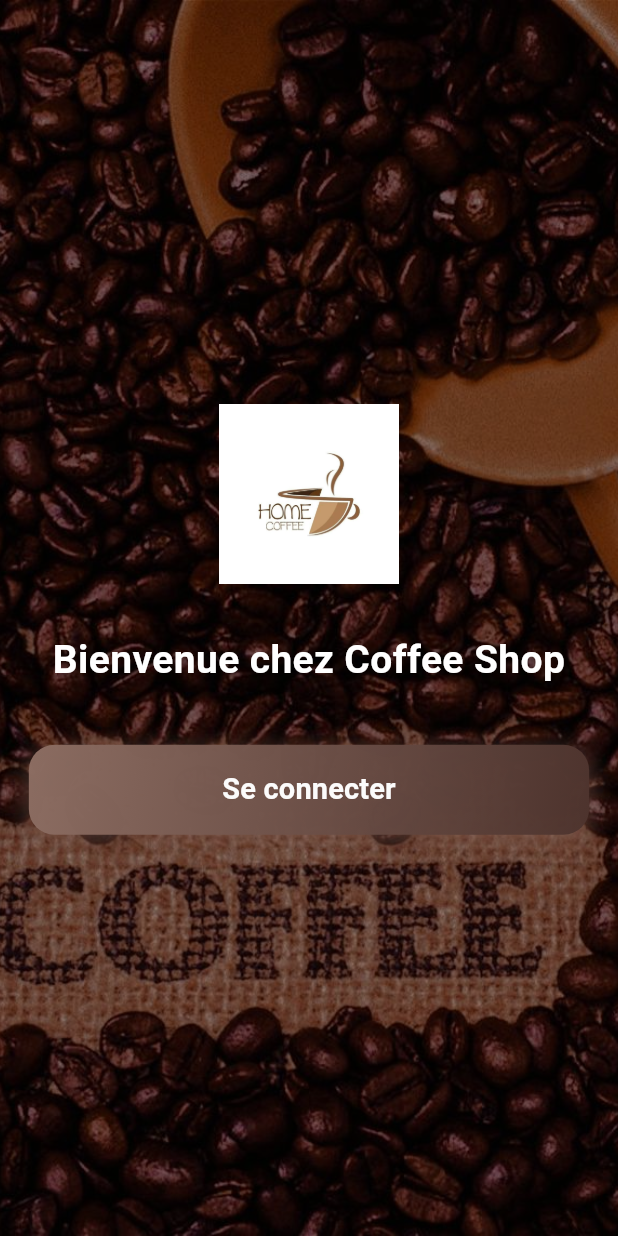
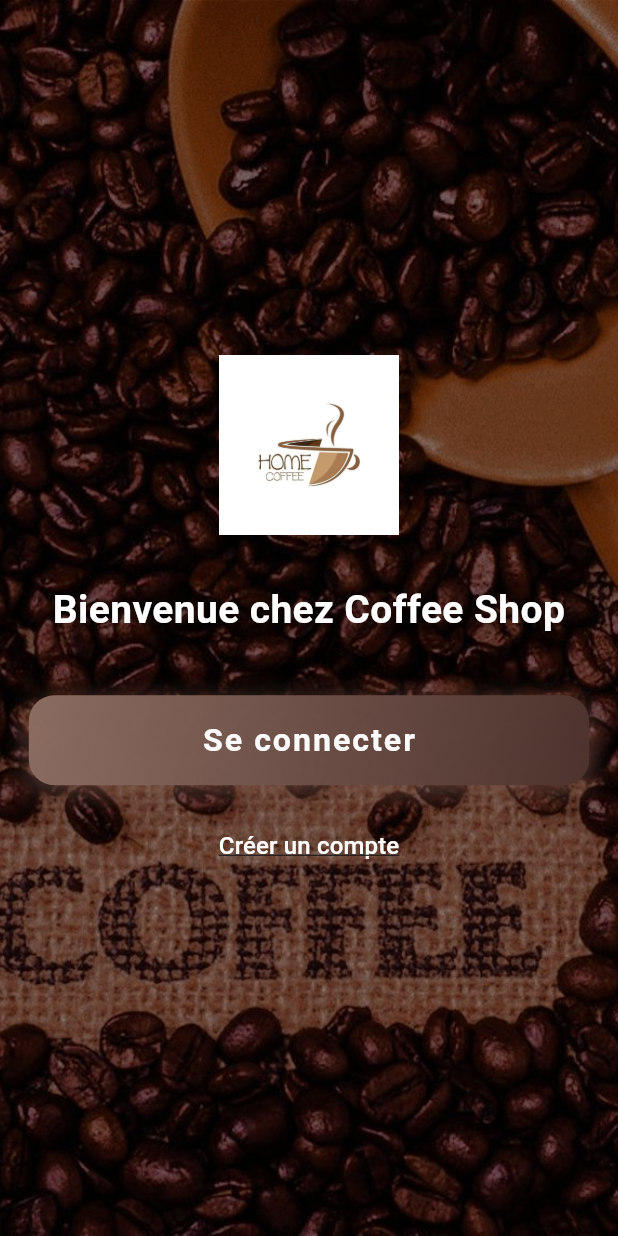
Before and after one commit to walidhbabou/coffe-shop, a Flutter app: the screen it shows after launch, on a phone screen of 412 x 824 dp. Run offline on Flutter 3.47's test engine with Material 3 defaults, Android fonts, the phone set to English and light mode, and no system bars; our stand-ins replace cloud_firestore, firebase_auth, firebase_core, google_fonts, google_sign_in, qr_flutter; missing offline and left inert: mobile_scanner; accounts and stored records are empty.

```diff
--- a/lib/main.dart
+++ b/lib/main.dart
@@ -9,6 +9,7 @@ import 'package:coffee_shop/presentation/pages/auth/signup_page.dart';
 import 'package:coffee_shop/presentation/pages/profile/profile_home_page.dart';
 import 'package:coffee_shop/domain/viewmodels/order_viewmodel.dart';
 import 'firebase_options.dart';
+import 'core/app.dart';
 
 void main() async {
   WidgetsFlutterBinding.ensureInitialized();
--- a/lib/presentation/pages/order/cart_page.dart
+++ b/lib/presentation/pages/order/cart_page.dart
@@ -174,7 +174,7 @@ class _CartPageState extends State<CartPage> {
                                           ? null
                                           : () {
                                               orderViewModel
-                                                  .removeFromCart(drink);
+                                                  .removeFromCart(drink.id);
                                             },
                                     ),
                                     Text('$quantity',
@@ -187,7 +187,8 @@ class _CartPageState extends State<CartPage> {
                                       onPressed: isLocked
                                           ? null
                                           : () {
-                                              orderViewModel.addToCart(drink);
+                                              orderViewModel
+                                                  .addToCart(drink.id);
                                             },
                                     ),
                                   ],
--- a/lib/presentation/pages/welcome/welcome_page.dart
+++ b/lib/presentation/pages/welcome/welcome_page.dart
@@ -9,7 +9,8 @@ class WelcomePage extends StatefulWidget {
   State<WelcomePage> createState() => _WelcomePageState();
 }
 
-class _WelcomePageState extends State<WelcomePage> with SingleTickerProviderStateMixin {
+class _WelcomePageState extends State<WelcomePage>
+    with SingleTickerProviderStateMixin {
   late AnimationController _controller;
   late Animation<double> _scaleAnimation;
   late Animation<double> _opacityAnimation;
@@ -85,7 +86,6 @@ class _WelcomePageState extends State<WelcomePage> with SingleTickerProviderStat
                   textAlign: TextAlign.center,
                 ),
                 const SizedBox(height: 40),
-
                 // Bouton Se connecter animé
                 AnimatedBuilder(
                   animation: _controller,
@@ -113,25 +113,23 @@ class _WelcomePageState extends State<WelcomePage> with SingleTickerProviderStat
                               ),
                             ],
                           ),
-                          child: ElevatedButton(
-                            onPressed: () {
-                              // Ajout d'un effet de pulse au clic
-                              HapticFeedback.mediumImpact();
-                              Navigator.of(context).pushReplacementNamed('/login');
-                            },
-                            style: ElevatedButton.styleFrom(
-                              backgroundColor: Colors.transparent,
-                              shadowColor: Colors.transparent,
-                              shape: RoundedRectangleBorder(
-                                borderRadius: BorderRadius.circular(16),
-                              ),
-                            ),
-                            child: const Text(
-                              'Se connecter',
-                              style: TextStyle(
-                                fontSize: 18,
-                                color: Colors.white,
-                                fontWeight: FontWeight.bold,
+                          child: Material(
+                            color: Colors.transparent,
+                            child: InkWell(
+                              borderRadius: BorderRadius.circular(16),
+                              onTap: () {
+                                Navigator.of(context).pushNamed('/login');
+                              },
+                              child: const Center(
+                                child: Text(
+                                  'Se connecter',
+                                  style: TextStyle(
+                                    color: Colors.white,
+                                    fontSize: 20,
+                                    fontWeight: FontWeight.bold,
+                                    letterSpacing: 1.2,
+                                  ),
+                                ),
                               ),
                             ),
                           ),
@@ -140,7 +138,20 @@ class _WelcomePageState extends State<WelcomePage> with SingleTickerProviderStat
                     );
                   },
                 ),
-
+                const SizedBox(height: 18),
+                TextButton(
+                  onPressed: () {
+                    Navigator.of(context).pushNamed('/signup');
+                  },
+                  child: const Text(
+                    "Créer un compte",
+                    style: TextStyle(
+                      color: Colors.white,
+                      fontSize: 16,
+                      decoration: TextDecoration.underline,
+                    ),
+                  ),
+                ),
               ],
             ),
           ),
--- a/lib/presentation/widgets/drink_card.dart
+++ b/lib/presentation/widgets/drink_card.dart
@@ -111,7 +111,7 @@ class _DrinkCardState extends State<DrinkCard> {
                     ),
                     onPressed: () {
                       Provider.of<OrderViewModel>(context, listen: false)
-                          .addToCart(widget.drink);
+                          .addToCart(widget.drink.id);
                     },
                   ),
                 ),
@@ -131,9 +131,9 @@ class _DrinkCardState extends State<DrinkCard> {
                 final orderViewModel =
                     Provider.of<OrderViewModel>(context, listen: false);
                 if (isFavorite) {
-                  orderViewModel.removeFavorite(widget.drink);
+                  orderViewModel.removeFavorite(widget.drink.id);
                 } else {
-                  orderViewModel.addFavorite(widget.drink);
+                  orderViewModel.addFavorite(widget.drink.id);
                 }
                 setState(() {});
               },
--- a/pubspec.yaml
+++ b/pubspec.yaml
@@ -31,8 +31,9 @@ dependencies:
   flutter:
     sdk: flutter
   cupertino_icons: ^1.0.2
-  firebase_core: ^3.13.0
-  firebase_auth: ^5.1.0
+  firebase_core: ^2.32.0
+  firebase_auth: ^4.16.0
+  cloud_firestore: ^4.17.5
   google_sign_in: ^6.1.5
   provider: ^6.0.5
   google_fonts: ^6.2.1
```
Also changed, not shown: lib/data/services/user_data_service.dart (added, +71 -0 lines), lib/domain/viewmodels/order_viewmodel.dart (+55 -40 lines), lib/presentation/pages/profile/profile_home_page.dart (+34 -2 lines), lib/firebase_options.dart, pubspec.lock, 4 other files.
